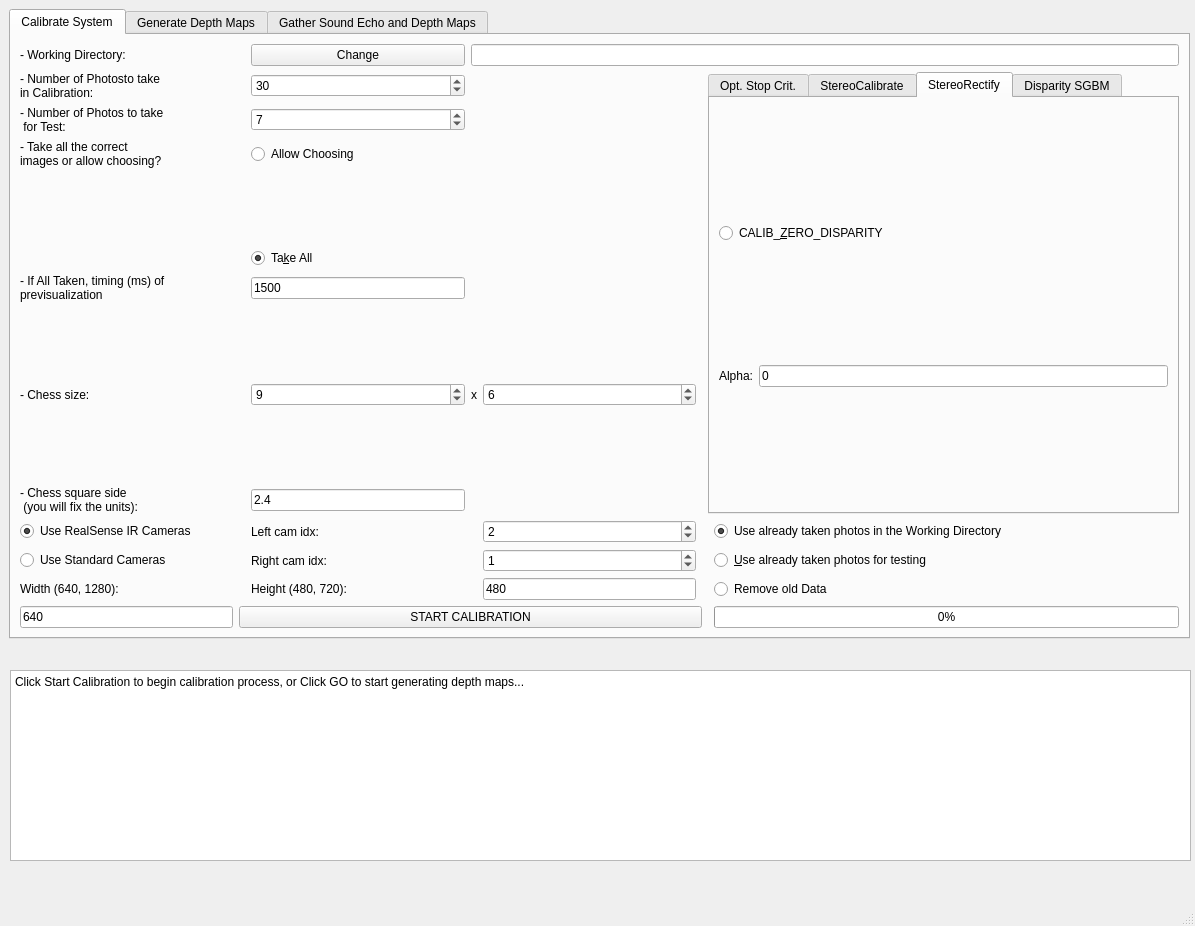
First picture: the form in DEPTH_MAP_from_STEREO_IMAGES/GUI/Design.ui, repository Oiangu9/Reconstructing_Space_with_Time, before the edit.
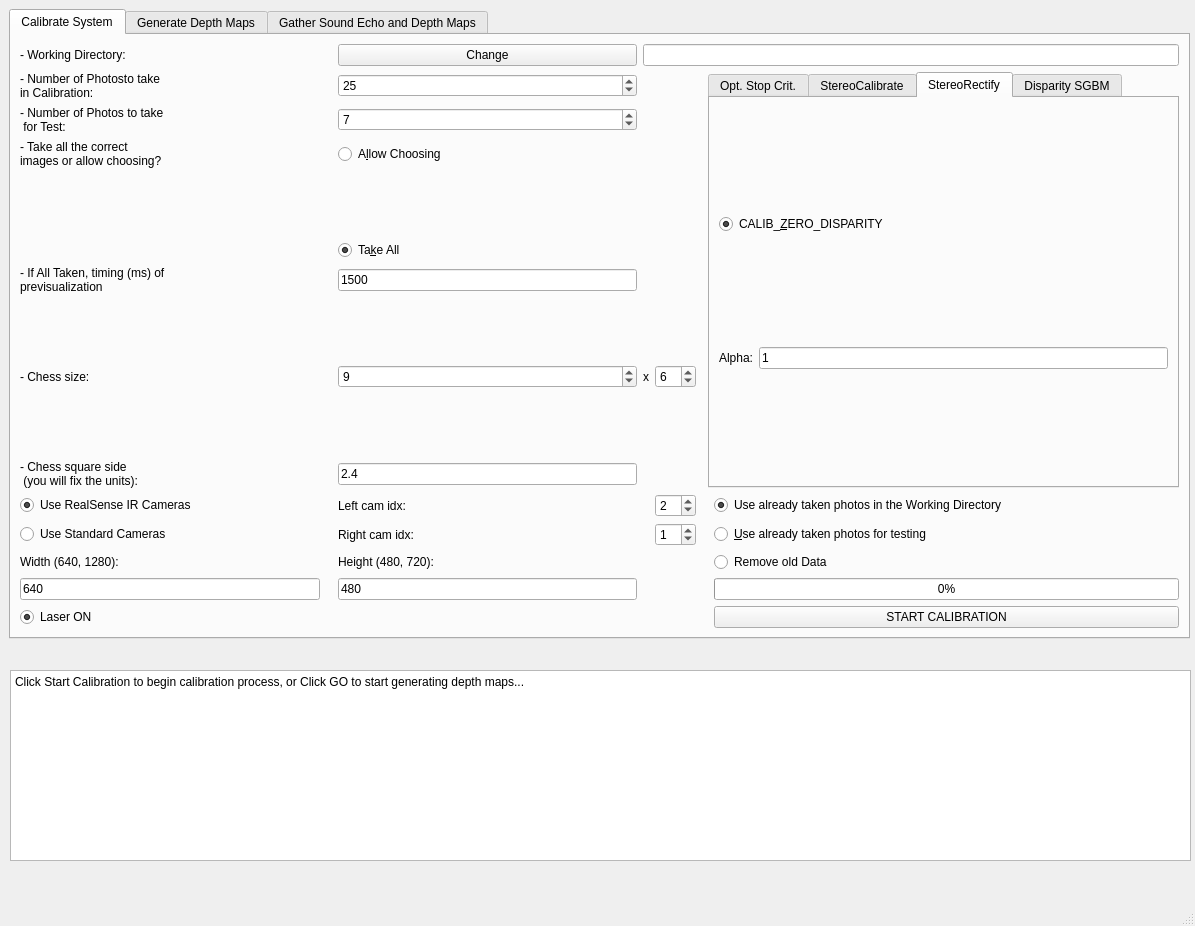
Second picture: the form after the edit.

```diff
--- a/DEPTH_MAP_from_STEREO_IMAGES/GUI/Design.ui
+++ b/DEPTH_MAP_from_STEREO_IMAGES/GUI/Design.ui
@@ -31,6 +31,26 @@
       <string>Calibrate System</string>
      </attribute>
      <layout class="QGridLayout" name="gridLayout_3">
+      <item row="15" column="0">
+       <widget class="QLineEdit" name="width">
+        <property name="enabled">
+         <bool>true</bool>
+        </property>
+        <property name="text">
+         <string>640</string>
+        </property>
+       </widget>
+      </item>
+      <item row="15" column="8">
+       <widget class="QProgressBar" name="progressBar_Calibrate">
+        <property name="value">
+         <number>0</number>
+        </property>
+        <property name="textVisible">
+         <bool>true</bool>
+        </property>
+       </widget>
+      </item>
       <item row="0" column="3">
        <widget class="QPushButton" name="change_working_directory">
         <property name="text">
@@ -110,16 +130,6 @@
         </property>
        </widget>
       </item>
-      <item row="17" column="8">
-       <widget class="QProgressBar" name="progressBar_Calibrate">
-        <property name="value">
-         <number>0</number>
-        </property>
-        <property name="textVisible">
-         <bool>true</bool>
-        </property>
-       </widget>
-      </item>
       <item row="1" column="3">
        <widget class="QSpinBox" name="num_photos_calibration">
         <property name="minimum">
@@ -129,7 +139,7 @@
          <number>150</number>
         </property>
         <property name="value">
-         <number>30</number>
+         <number>25</number>
         </property>
        </widget>
       </item>
@@ -172,7 +182,7 @@
       <item row="3" column="3">
        <widget class="QRadioButton" name="allow_choosing">
         <property name="text">
-         <string>Allow Choosing</string>
+         <string>A&amp;llow Choosing</string>
         </property>
         <attribute name="buttonGroup">
          <string notr="true">buttonGroup</string>
@@ -229,16 +239,6 @@
         </attribute>
        </widget>
       </item>
-      <item row="17" column="1" colspan="6">
-       <widget class="QPushButton" name="start_calibration">
-        <property name="autoFillBackground">
-         <bool>false</bool>
-        </property>
-        <property name="text">
-         <string>START CALIBRATION</string>
-        </property>
-       </widget>
-      </item>
       <item row="8" column="0">
        <widget class="QLabel" name="label_17">
         <property name="text">
@@ -557,6 +557,9 @@
             <property name="checked">
              <bool>true</bool>
             </property>
+            <property name="autoExclusive">
+             <bool>false</bool>
+            </property>
            </widget>
           </item>
           <item row="1" column="0">
@@ -569,7 +572,7 @@
           <item row="1" column="1">
            <widget class="QLineEdit" name="alpha">
             <property name="text">
-             <string>0</string>
+             <string>1</string>
             </property>
            </widget>
           </item>
@@ -761,16 +764,6 @@
         </attribute>
        </widget>
       </item>
-      <item row="14" column="5">
-       <widget class="QLineEdit" name="height">
-        <property name="enabled">
-         <bool>true</bool>
-        </property>
-        <property name="text">
-         <string>480</string>
-        </property>
-       </widget>
-      </item>
       <item row="14" column="0">
        <widget class="QLabel" name="label_36">
         <property name="text">
@@ -778,16 +771,6 @@
         </property>
        </widget>
       </item>
-      <item row="17" column="0">
-       <widget class="QLineEdit" name="width">
-        <property name="enabled">
-         <bool>true</bool>
-        </property>
-        <property name="text">
-         <string>640</string>
-        </property>
-       </widget>
-      </item>
       <item row="14" column="3">
        <widget class="QLabel" name="label_49">
         <property name="text">
@@ -795,6 +778,39 @@
         </property>
        </widget>
       </item>
+      <item row="15" column="3">
+       <widget class="QLineEdit" name="height">
+        <property name="enabled">
+         <bool>true</bool>
+        </property>
+        <property name="text">
+         <string>480</string>
+        </property>
+       </widget>
+      </item>
+      <item row="17" column="8">
+       <widget class="QPushButton" name="start_calibration">
+        <property name="autoFillBackground">
+         <bool>false</bool>
+        </property>
+        <property name="text">
+         <string>START CALIBRATION</string>
+        </property>
+       </widget>
+      </item>
+      <item row="17" column="0">
+       <widget class="QRadioButton" name="laser">
+        <property name="text">
+         <string>Laser ON</string>
+        </property>
+        <property name="checked">
+         <bool>true</bool>
+        </property>
+        <property name="autoExclusive">
+         <bool>false</bool>
+        </property>
+       </widget>
+      </item>
      </layout>
     </widget>
     <widget class="QWidget" name="Generate_Depth_Maps">
@@ -1058,7 +1074,7 @@
        </rect>
       </property>
       <property name="text">
-       <string>Remove old data from Takes</string>
+       <string>Remove old &amp;data from Takes</string>
       </property>
       <property name="checked">
        <bool>false</bool>
```
Left out of the diff: 2 changed lines with no effect on the pictures.
